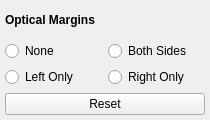
First picture: the form in scribus/ui/propertywidget_optmarginsbase.ui, repository nitramr/scribus-indigo, before the edit.
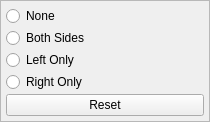
Second picture: the form after the edit.

Diff of the .ui file:
```diff
--- a/scribus/ui/propertywidget_optmarginsbase.ui
+++ b/scribus/ui/propertywidget_optmarginsbase.ui
@@ -7,79 +7,57 @@
     <x>0</x>
     <y>0</y>
     <width>210</width>
-    <height>120</height>
+    <height>122</height>
    </rect>
   </property>
   <property name="windowTitle">
    <string>Frame</string>
   </property>
   <property name="frameShape">
-   <enum>QFrame::NoFrame</enum>
+   <enum>QFrame::StyledPanel</enum>
   </property>
   <property name="frameShadow">
-   <enum>QFrame::Plain</enum>
+   <enum>QFrame::Raised</enum>
   </property>
-  <property name="lineWidth">
-   <number>0</number>
-  </property>
-  <layout class="QGridLayout" name="gridLayout_2">
-   <property name="leftMargin">
-    <number>5</number>
+  <layout class="QVBoxLayout" name="verticalLayout">
+   <property name="spacing">
+    <number>2</number>
    </property>
-   <property name="topMargin">
+   <property name="margin">
     <number>5</number>
    </property>
-   <property name="rightMargin">
-    <number>5</number>
-   </property>
-   <property name="bottomMargin">
-    <number>5</number>
-   </property>
-   <item row="2" column="1">
-    <widget class="QRadioButton" name="optMarginRadioRight">
-     <property name="text">
-      <string>Right Only</string>
-     </property>
-    </widget>
-   </item>
-   <item row="1" column="1">
-    <widget class="QRadioButton" name="optMarginRadioBoth">
-     <property name="text">
-      <string>Both Sides</string>
-     </property>
-    </widget>
-   </item>
-   <item row="3" column="0" colspan="2">
-    <widget class="QPushButton" name="optMarginResetButton">
-     <property name="text">
-      <string>Reset</string>
-     </property>
-    </widget>
-   </item>
-   <item row="1" column="0">
+   <item>
     <widget class="QRadioButton" name="optMarginRadioNone">
      <property name="text">
       <string>None</string>
      </property>
     </widget>
    </item>
-   <item row="2" column="0">
+   <item>
+    <widget class="QRadioButton" name="optMarginRadioBoth">
+     <property name="text">
+      <string>Both Sides</string>
+     </property>
+    </widget>
+   </item>
+   <item>
     <widget class="QRadioButton" name="optMarginRadioLeft">
      <property name="text">
       <string>Left Only</string>
      </property>
     </widget>
    </item>
-   <item row="0" column="0" colspan="2">
-    <widget class="QLabel" name="lblTitle">
-     <property name="font">
-      <font>
-       <weight>75</weight>
-       <bold>true</bold>
-      </font>
+   <item>
+    <widget class="QRadioButton" name="optMarginRadioRight">
+     <property name="text">
+      <string>Right Only</string>
      </property>
+    </widget>
+   </item>
+   <item>
+    <widget class="QPushButton" name="optMarginResetButton">
      <property name="text">
-      <string>Optical Margins</string>
+      <string>Reset</string>
      </property>
     </widget>
    </item>
```
